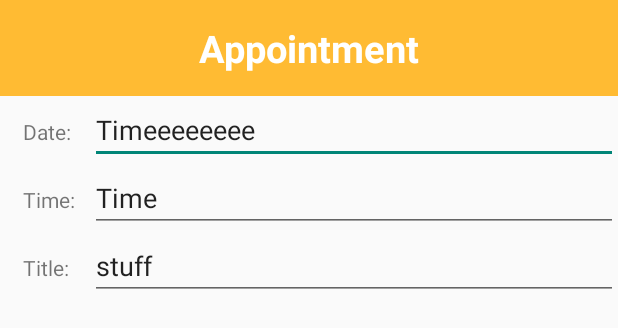
After one commit to catmanjam/IS416, an Android app: the layout appointment_dialogbox.xml on its own in the app's theme, with its tools: preview values and no code run, on a phone screen of 412 x 824 dp. The commit adds this screen. Shown: the top 328 px of the screen. Run offline under Robolectric (Android 15) with nearby library versions, the phone set to English and light mode, and no system bars.

Commit message:
allow edit list item

```diff
--- /dev/null
+++ b/app/src/main/res/layout/appointment_dialogbox.xml
@@ -0,0 +1,70 @@
+<LinearLayout xmlns:android="http://schemas.android.com/apk/res/android"
+    android:orientation="vertical"
+    android:layout_width="match_parent"
+    android:layout_height="wrap_content">
+    <TextView
+        android:gravity="center"
+        android:text="Appointment"
+        android:textStyle="bold"
+        android:textColor="#FFFFFF"
+        android:textSize="25sp"
+        android:layout_width="match_parent"
+        android:layout_height="64dp"
+        android:scaleType="center"
+        android:background="#FFFFBB33"
+        android:contentDescription="@string/app_name" />
+    <TableLayout
+        android:paddingLeft="15dp"
+        android:layout_width="match_parent"
+        android:layout_height="wrap_content">
+        <TableRow>
+
+            <TextView
+                android:paddingRight="10dp"
+                android:text="Date:"
+                android:layout_width="wrap_content"
+                android:layout_height="wrap_content" />
+            <EditText
+                android:layout_weight="1"
+                android:id="@+id/dialog_date"
+                android:text="Timeeeeeeee"
+                android:layout_width="match_parent"
+                android:layout_height="wrap_content" />
+        </TableRow>
+        <TableRow>
+
+            <TextView
+                android:paddingRight="10dp"
+                android:text="Time:"
+                android:layout_width="wrap_content"
+                android:layout_height="wrap_content" />
+            <EditText
+                android:layout_weight="1"
+                android:id="@+id/dialog_time"
+                android:text="Time"
+                android:layout_width="match_parent"
+                android:layout_height="wrap_content" />
+        </TableRow>
+
+        <TableRow>
+            <TextView
+                android:text="Title:"
+                android:layout_width="wrap_content"
+                android:layout_height="wrap_content" />
+            <EditText
+                android:layout_weight="1"
+                android:id="@+id/dialog_title"
+                android:text="stuff"
+                android:layout_width="match_parent"
+                android:layout_height="wrap_content" />
+
+        </TableRow>
+    </TableLayout>
+
+    <TextView
+        android:id="@+id/dialog_id"
+        android:visibility="gone"
+        android:layout_width="wrap_content"
+        android:layout_height="wrap_content" />
+
+</LinearLayout>
--- a/app/src/main/res/layout/schedule_list.xml
+++ b/app/src/main/res/layout/schedule_list.xml
@@ -77,6 +77,11 @@
                 android:layout_height="wrap_content"
                 android:layout_weight="1"
                 android:text="Input Details" />
+
+            <TextView android:id="@+id/appt_id"
+                android:layout_width="wrap_content"
+                android:layout_height="wrap_content"
+                android:visibility="gone"/>
         </LinearLayout>
 
     </LinearLayout>
```
Also changed, not shown: app/src/main/java/is416/is416/Database/Database.java (+11 -1 lines), app/src/main/java/is416/is416/Schedule/ScheduleActivity.java (+55 -1 lines), app/src/main/java/is416/is416/Schedule/ScheduleListAdapter.java (+6 -6 lines), app/src/main/java/is416/is416/Schedule/UpdateApptDialog.java (added, +69 -0 lines), app/src/main/res/drawable/mic.png.
